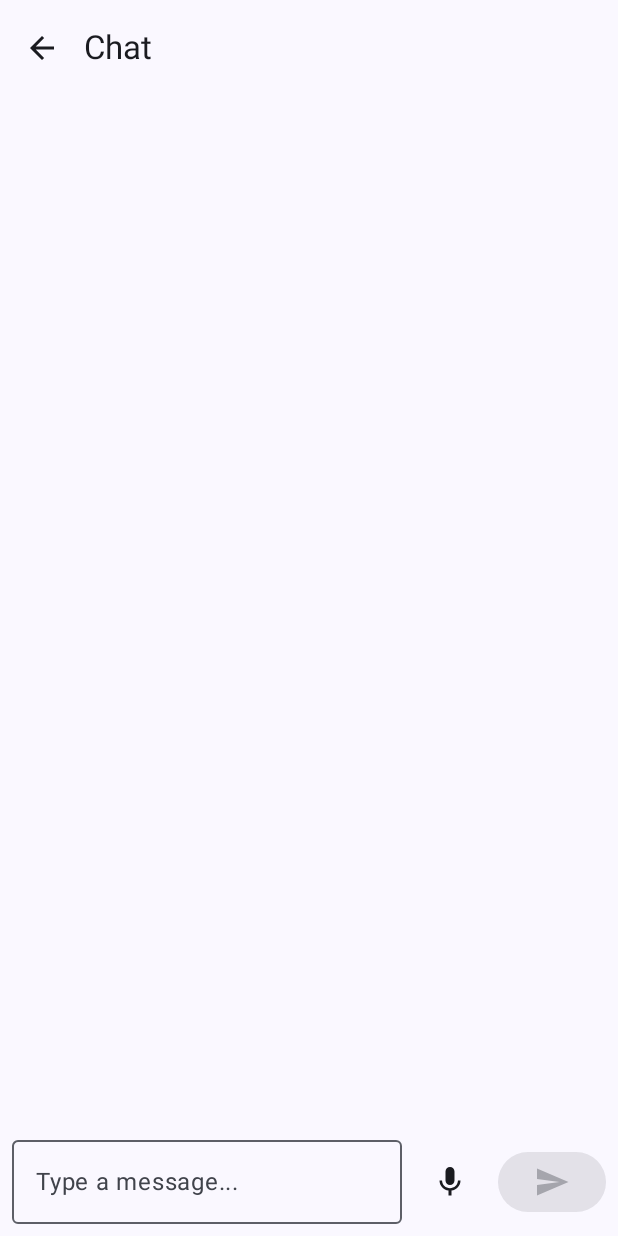
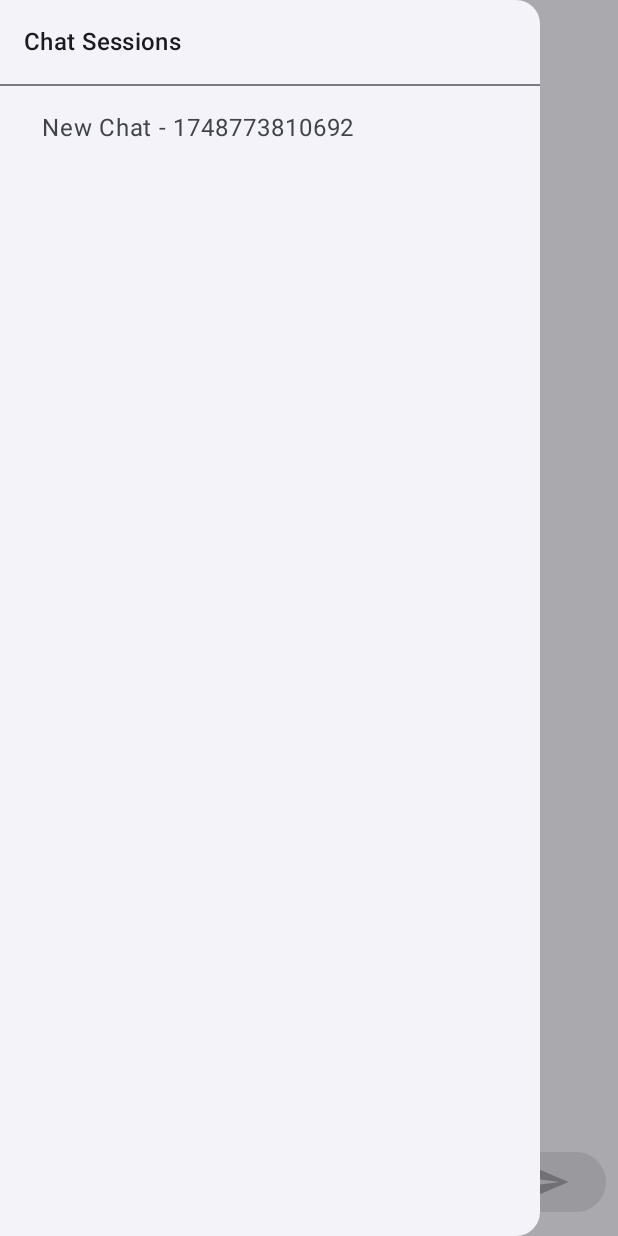
Before and after one commit to Mujtabakhalid300/FYP_PROJECT, an Android app built with Jetpack Compose: the composable ChatScreen called with empty values, after a tap on "Record Audio", on a phone screen of 412 x 824 dp. Run offline under Robolectric (Android 15) with nearby library versions, the light colour scheme and no system bars; our stand-ins replace Room's generated code; network calls fail; pictures from the network do not load; 1 statement that could not run was skipped; 1 other tap on this screen came first.

Commit message:
navigation added, but context management is all over the place, bug1 = context of previous chat bleeds into new chat, can be/should be fixed by resetnative. bug2 = database reload works on UI level but that context must also be fed back into the LLM, need to look into how their app handles context in this and previous scenario ideally and balances it with chatsession or new model loading.

```diff
--- a/app/src/main/java/com/example/mnn_llm_test/ui/chatview/ChatScreen.kt
+++ b/app/src/main/java/com/example/mnn_llm_test/ui/chatview/ChatScreen.kt
@@ -13,6 +13,7 @@
 import androidx.compose.material.icons.automirrored.filled.ArrowBack
 import androidx.compose.material.icons.filled.Mic
 import androidx.compose.material.icons.filled.Send
+import androidx.compose.material.icons.filled.Menu
 import androidx.compose.material3.*
 import androidx.compose.runtime.*
 import androidx.compose.ui.Alignment
@@ -30,9 +31,11 @@
 import coil.request.ImageRequest
 import com.example.mnn_llm_test.MnnLlmJni
 import com.example.mnn_llm_test.model.ChatMessage
+import com.example.mnn_llm_test.navigation.Screen
 import com.example.mnn_llm_test.ui.chatview.ChatViewModel
 import com.example.mnn_llm_test.ui.chatview.ChatViewModelFactory
 import com.example.mnntest.ChatApplication
+import com.example.mnntest.data.ChatThread
 import kotlinx.coroutines.CoroutineScope
 import kotlinx.coroutines.Dispatchers
 import kotlinx.coroutines.launch
@@ -62,6 +65,10 @@
     val viewModel: ChatViewModel = viewModel(
         factory = ChatViewModelFactory(repository, threadId)
     )
+
+    // Add drawer state and collect all chat threads
+    val drawerState = rememberDrawerState(initialValue = DrawerValue.Closed)
+    val allThreads by viewModel.allChatThreads.collectAsState()
 
     var inputText by remember { mutableStateOf(TextFieldValue("")) }
     val uiMessages by viewModel.messages.collectAsState()
@@ -186,13 +193,51 @@
         }
     }
 
+    // Encapsulate existing Scaffold within ModalNavigationDrawer
+    ModalNavigationDrawer(
+        drawerState = drawerState,
+        drawerContent = {
+            ModalDrawerSheet {
+                Text("Chat Sessions", modifier = Modifier.padding(16.dp), style = MaterialTheme.typography.titleMedium)
+                Divider()
+                if (allThreads.isEmpty()) {
+                    Text("No chat sessions yet.", modifier = Modifier.padding(16.dp))
+                } else {
+                    LazyColumn {
+                        items(allThreads, key = { it.id }) { thread ->
+                            NavigationDrawerItem(
+                                label = { Text(thread.title ?: "Chat ${thread.id}") },
+                                selected = thread.id == threadId, // Highlight current thread
+                                onClick = {
+                                    coroutineScope.launch {
+                                        drawerState.close()
+                                        if (thread.id != threadId) { // Avoid navigating to the same screen
+                                            navController.navigate(Screen.ChatView.routeWithArgs(threadId = thread.id)) {
+                                                // Clear back stack up to the start destination and launch as single top
+                                                popUpTo(navController.graph.startDestinationId) {
+                                                    inclusive = false
+                                                }
+                                                launchSingleTop = true
+                                            }
+                                        }
+                                    }
+                                },
+                                modifier = Modifier.padding(NavigationDrawerItemDefaults.ItemPadding)
+                            )
+                        }
+                    }
+                }
+            }
+        }
+    ) {
         Scaffold(
             topBar = {
                 TopAppBar(
                     title = { Text(viewModel.chatThread.collectAsState().value?.title ?: "Chat") },
                     navigationIcon = {
-                    IconButton(onClick = { navController.popBackStack() }) {
-                        Icon(Icons.AutoMirrored.Filled.ArrowBack, contentDescription = "Back")
+                        // IconButton to open drawer
+                        IconButton(onClick = { coroutineScope.launch { drawerState.open() } }) {
+                            Icon(Icons.Filled.Menu, contentDescription = "Open Navigation Drawer")
                         }
                     }
                 )
@@ -277,6 +322,7 @@
             }
         }
     }
+}
 
 @Composable
 fun ImageCard(imagePath: String) {
--- a/app/src/main/java/com/example/mnn_llm_test/ui/chatview/ChatViewModel.kt
+++ b/app/src/main/java/com/example/mnn_llm_test/ui/chatview/ChatViewModel.kt
@@ -21,6 +21,9 @@
 
     val chatImage: StateFlow<ChatThreadImage?> = repository.getChatThreadImage(threadId)
         .stateIn(viewModelScope, SharingStarted.Lazily, null)
+
+    val allChatThreads: StateFlow<List<ChatThread>> = repository.getAllChatThreads()
+        .stateIn(viewModelScope, SharingStarted.Eagerly, emptyList())
 
     val messages: StateFlow<List<com.example.mnn_llm_test.model.ChatMessage>> = repository.getMessagesForThread(threadId)
         .map { dbMessages ->
```
Lines whose indentation alone changed are shown as unchanged.
